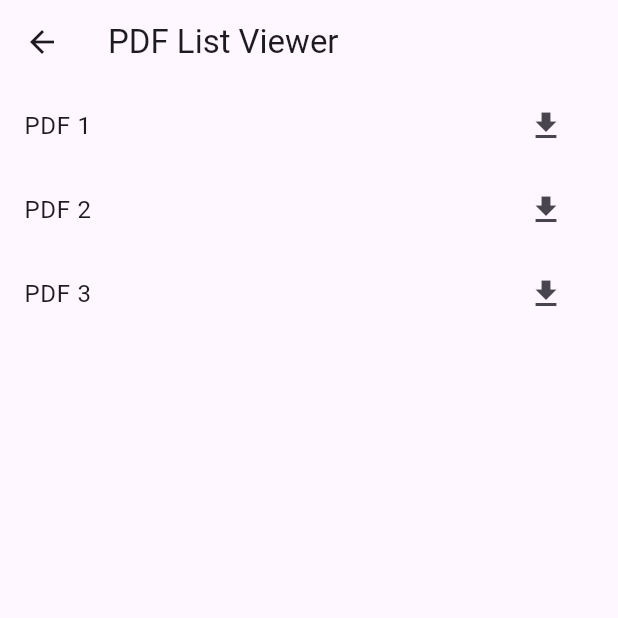
After one commit to Am-Nidhi/Signature_App, a Flutter app: the PdfListViewerScreen screen opened directly, after a tap on the "download" icon, on a phone screen of 412 x 824 dp, the top half of it. The commit adds this screen. Run offline on Flutter 3.47's test engine with Material 3 defaults, Android fonts, the phone set to English and light mode, and no system bars; our stand-ins replace permission_handler, sqflite; missing offline and left inert: gal, syncfusion_flutter_pdfviewer, syncfusion_flutter_signaturepad; accounts and stored records are empty.

Commit message:
added pdf viewer

```diff
--- /dev/null
+++ b/lib/screens/pdfList.dart
@@ -0,0 +1,134 @@
+import 'dart:io';
+import 'package:flutter/material.dart';
+import 'package:http/http.dart' as http;
+import 'package:path_provider/path_provider.dart';
+import 'package:permission_handler/permission_handler.dart';
+import 'package:syncfusion_flutter_pdfviewer/pdfviewer.dart';
+
+class PdfListViewerScreen extends StatefulWidget {
+  const PdfListViewerScreen({super.key});
+
+  @override
+  State<PdfListViewerScreen> createState() => _PdfListViewerScreenState();
+}
+
+class _PdfListViewerScreenState extends State<PdfListViewerScreen> {
+  final List<String> _pdfUrls = [
+    'https://cdn.syncfusion.com/content/PDFViewer/flutter-succinctly.pdf',
+    'https://morth.nic.in/sites/default/files/dd12-13_0.pdf',
+    'https://www.aeee.in/wp-content/uploads/2020/08/Sample-pdf.pdf',
+  ];
+
+  List<String> _localPaths = List.generate(3, (_) => ""); // List to store local file paths
+
+  // Method to download PDF with the correct name and location
+  Future<void> _downloadPdf(int index) async {
+    // Request storage permissions
+    PermissionStatus permissionStatus = await Permission.storage.request();
+
+    if (permissionStatus.isGranted) {
+      try {
+        // Get the "Download" directory path
+        final directory = Directory('/storage/emulated/0/Download');
+
+        if (!await directory.exists()) {
+          // If the directory doesn't exist, create it
+          await directory.create(recursive: true);
+        }
+
+        // Extract file name from the URL (you can adjust it based on your needs)
+        final fileName = _pdfUrls[index].split('/').last;
+        final file = File('${directory.path}/$fileName');
+
+        // Download PDF using the http package
+        final response = await http.get(Uri.parse(_pdfUrls[index]));
+        if (response.statusCode == 200) {
+          // Save the file
+          await file.writeAsBytes(response.bodyBytes);
+
+          // Update the local path list to store the downloaded file path
+          setState(() {
+            _localPaths[index] = file.path;
+          });
+
+          // Inform the user that the file has been saved
+          ScaffoldMessenger.of(context).showSnackBar(SnackBar(content: Text('PDF downloaded to ${file.path}')));
+        } else {
+          ScaffoldMessenger.of(context).showSnackBar(SnackBar(content: Text('Failed to download PDF')));
+        }
+      } catch (e) {
+        // Handle any errors that occur during the download process
+        ScaffoldMessenger.of(context).showSnackBar(SnackBar(content: Text('Error downloading PDF: $e')));
+      }
+    } else {
+      // Inform the user if permission is denied
+      ScaffoldMessenger.of(context).showSnackBar(SnackBar(content: Text('Permission denied')));
+    }
+  }
+
+  @override
+  Widget build(BuildContext context) {
+    return Scaffold(
+      appBar: AppBar(title: const Text('PDF List Viewer')),
+      body: ListView.builder(
+        itemCount: _pdfUrls.length,
+        itemBuilder: (context, index) {
+          // Check if the file exists locally
+          final file = File('/storage/emulated/0/Download/${_pdfUrls[index].split('/').last}');
+
+          return ListTile(
+            title: Text('PDF ${index + 1}'),
+            trailing: file.existsSync()
+                ? Icon(
+                    Icons.check_circle,
+                    color: Colors.green,
+                  )
+                : IconButton(
+                    icon: const Icon(Icons.download),
+                    onPressed: () {
+                      _downloadPdf(index);
+                    },
+                  ),
+            onTap: () {
+              // Open PDF from local file or network based on download status
+              if (file.existsSync()) {
+                // Open PDF from local storage
+                Navigator.push(
+                  context,
+                  MaterialPageRoute(
+                    builder: (context) => PdfViewerScreen1(pdfFile: file),
+                  ),
+                );
+              } else {
+                // Open PDF from network
+                Navigator.push(
+                  context,
+                  MaterialPageRoute(
+                    builder: (context) => PdfViewerScreen1(pdfUrl: _pdfUrls[index]),
+                  ),
+                );
+              }
+            },
+          );
+        },
+      ),
+    );
+  }
+}
+
+class PdfViewerScreen1 extends StatelessWidget {
+  final String pdfUrl;
+  final File? pdfFile;
+
+  const PdfViewerScreen1({Key? key, this.pdfUrl = '', this.pdfFile}) : super(key: key);
+
+  @override
+  Widget build(BuildContext context) {
+    return Scaffold(
+      appBar: AppBar(title: const Text('PDF Viewer')),
+      body: pdfFile != null
+          ? SfPdfViewer.file(pdfFile!) // Open from local file
+          : SfPdfViewer.network(pdfUrl), // Open from network
+    );
+  }
+}
--- a/pubspec.yaml
+++ b/pubspec.yaml
@@ -41,6 +41,8 @@ dependencies:
   sqflite: ^2.4.1
   convert: ^3.1.2
   syncfusion_flutter_pdfviewer: ^28.2.11
+  flutter_downloader: ^1.12.0
+  dio: ^5.8.0+1
 
 dev_dependencies:
   flutter_test:
```
Also changed, not shown: lib/main.dart (+1 -15 lines), lib/screens/initialPage.dart (+20 -6 lines), lib/screens/pdfViewerScreen.dart (+28 -11 lines), pubspec.lock, 1 other file.
